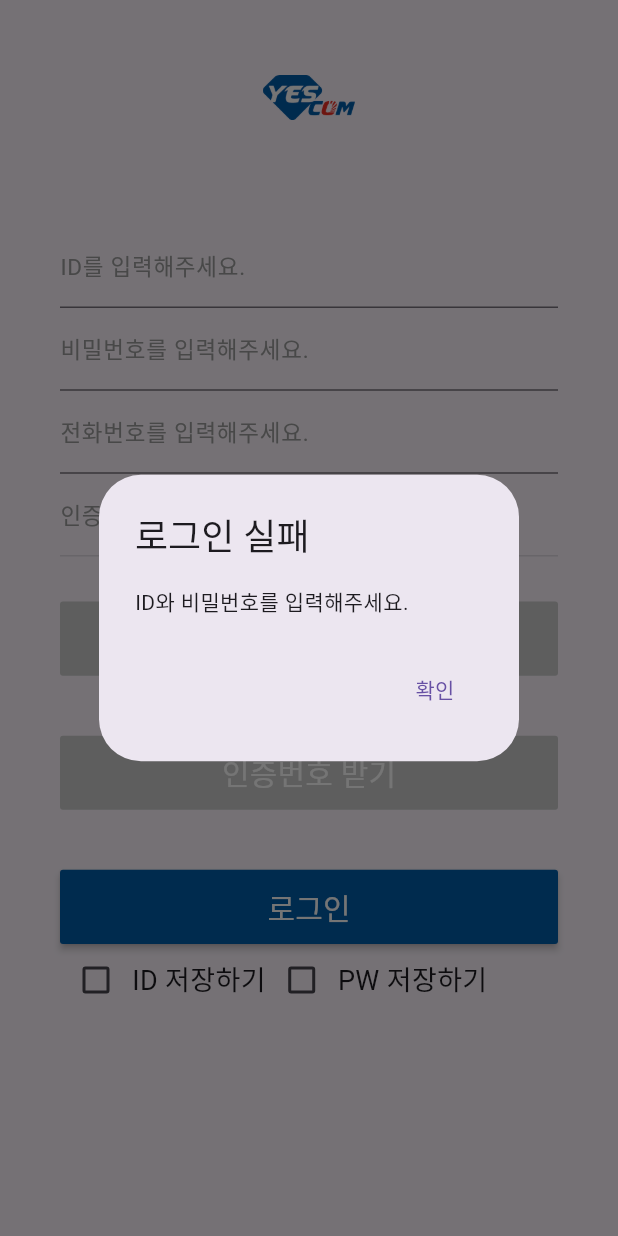
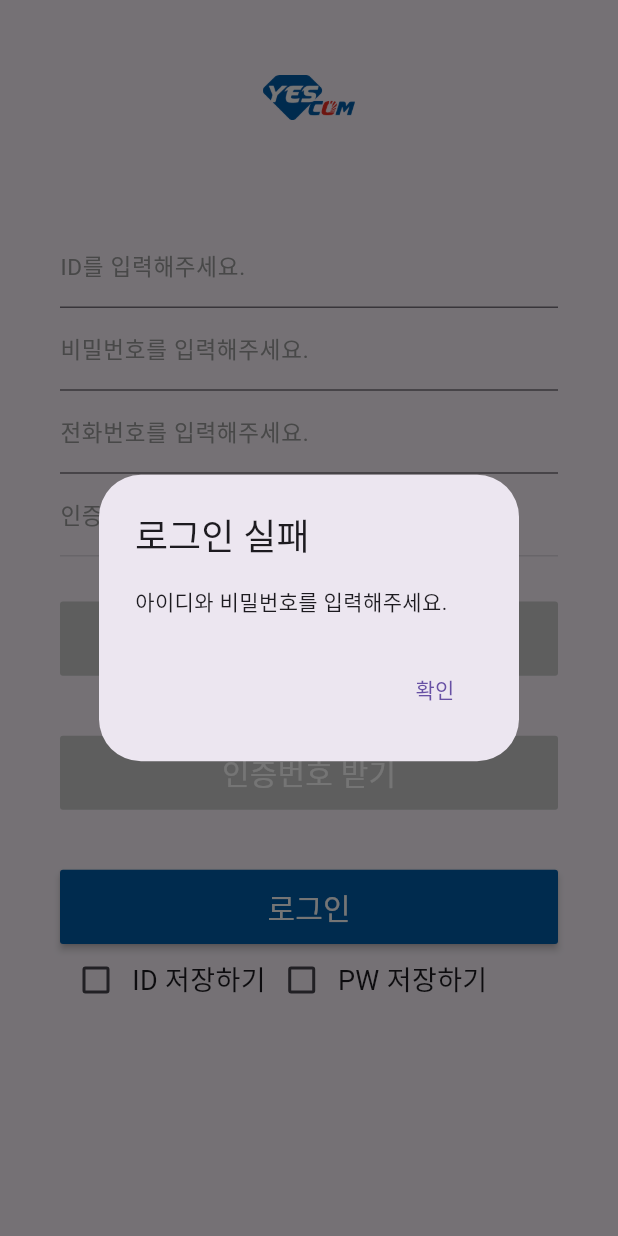
Before and after one commit to kimem03/yescom_flutter, a Flutter app: the screen it shows after launch, after a tap on "로그인", on a phone screen of 412 x 824 dp. Run offline on Flutter 3.47's test engine with Material 3 defaults, Android fonts, the phone set to English and light mode, and no system bars; our stand-ins replace dio, firebase_core, firebase_messaging, flutter_secure_storage, shared_preferences; accounts and stored records are empty.

Commit message:
전화번호 인증 최초 1회만, id pw 잘못 입력 시 dialog 표시

```diff
--- a/lib/page/login_page.dart
+++ b/lib/page/login_page.dart
@@ -1,9 +1,11 @@
 import 'dart:convert';  // JSON 인코딩/디코딩에 필요함
 import 'dart:io';
 
+import 'package:dio/dio.dart';
 import 'package:firebase_messaging/firebase_messaging.dart';
 import 'package:flutter/cupertino.dart';
 import 'package:flutter/material.dart';
+import 'package:flutter_secure_storage/flutter_secure_storage.dart';
 import 'package:shared_preferences/shared_preferences.dart';
 import 'package:http/http.dart' as http;
 import 'package:yescom_front/api/server_service.dart';
@@ -18,6 +20,9 @@ class LoginPage extends StatefulWidget {
 }
 
 class _LoginPageState extends State<LoginPage> {
+  // id pw 저장을 위한 storage
+  final storage = new FlutterSecureStorage(); // FlutterSecureStorage를 storage로 저장
+  dynamic userInfo = '';    // storage에 있는 유저 정보를 저장
 
   bool _idChecked = false;  // id 저장 체크 (기본: false)
   bool _pwChecked = false;  // pw 저장 체크 (기본: false)
@@ -35,9 +40,12 @@ class _LoginPageState extends State<LoginPage> {
   String? dToken = "";  // 단말기 토큰
   String hexToken = ""; // hexadecimal token
 
-  String savedPhone = "";  // 인증 완료 후 저장된 전화번호
+  String savedPhone = "";   // 인증 완료 후 저장된 전화번호
+  String savedId = "";      // id 저장
+  String savedPw = "";      // pw 저장
 
   String serverAddress = "";  // 서버 주소
+  String  result = "";    // json 결과값
 
   bool isAuthNoEnable = false;  // 인증번호 활성화 여부 (기본: false)
   bool isButtonEnable = false;  // 버튼 활성화 여부 (기본: false)
@@ -56,6 +64,8 @@ class _LoginPageState extends State<LoginPage> {
   @override
   void initState(){
     super.initState();
+    _loadAuth();
+    _loadIdPw();
 
     // 입력한 변경을 감지하여 버튼 상태 업데이트
     _phoneController.addListener((){
@@ -72,18 +82,56 @@ class _LoginPageState extends State<LoginPage> {
     super.dispose();
   }
 
+  // id pw 저장
+  Future<void> _saveIdPw() async {
+    SharedPreferences prefs = await SharedPreferences.getInstance();
+
+    if(_idChecked){
+      prefs.setBool('_idChecked', true);
+      await storage.write(key: 'savedId', value: _idChecked ? id : null);
+    }
+
+    if(_pwChecked){
+      prefs.setBool('_pwChecked', true);
+      await storage.write(key: 'savedPw', value: _pwChecked ? pw : null);
+    }
+  }
+
+  // 저장된 id pw 읽기
+  Future<void> _loadIdPw() async {
+    SharedPreferences prefs = await SharedPreferences.getInstance();
+
+    savedId = await storage.read(key: 'savedId') ?? '';
+    savedPw = await storage.read(key: 'savedPw') ?? '';
+
+    setState(() {
+      _idChecked = prefs.getBool('_idChecked') ?? false;
+      _pwChecked = prefs.getBool('_pwChecked') ?? false;
+      _idController.text = _idChecked ? savedId : '';
+      _pwController.text = _pwChecked ? savedPw : '';
+    });
+  }
+
   // 인증 여부 확인
   Future<void> _checkAuth() async {
     SharedPreferences prefs = await SharedPreferences.getInstance();
-    // 기본 설정 값으로 설정. 만약 null 값이면 false로 설정
-    _isAuth = prefs.getBool('_isAuth') ?? false;
+    if(!_isAuth){
+      prefs.setString('savedPhone', phone);
+      prefs.setBool('_isAuth', true);
+    }
 
-    // 인증 완료하면 phone enable -> _isAuth의 bool 값을 true로 변경 후 phone 값 저장
-    // 미완성
-    if (isPhoneEnable == false) {
+    setState(() {
       _isAuth = true;
-      prefs.setString(savedPhone, phone);
-    }
+      savedPhone = phone;
+    });
+  }
+  // 인증 여부 불러오기
+  Future<void> _loadAuth() async {
+    SharedPreferences prefs = await SharedPreferences.getInstance();
+    setState(() {
+      _isAuth = prefs.getBool('_isAuth') ?? false;
+      savedPhone = prefs.getString('savedPhone') ?? '';
+    });
   }
 
   // 서버 주소 불러오기
@@ -96,6 +144,13 @@ class _LoginPageState extends State<LoginPage> {
 
   // 로그인 정보 전송
   Future<void> _sendLoginInfo() async {
+    // Ensure savedPhone is loaded
+    if (savedPhone.isEmpty) {
+      SharedPreferences prefs = await SharedPreferences.getInstance();
+      savedPhone = prefs.getString('savedPhone') ?? '';
+    }
+
+    // 서버 주소 받아오기
     // Future<String>이기 때문에 비동기로 받아야 함 (await)
     serverAddress = await _serverAddress();
 
@@ -103,7 +158,7 @@ class _LoginPageState extends State<LoginPage> {
     pw = _pwController.text.trim();
     hexPw = utf8.encode(pw).map((e) => e.toRadixString(16).padRight(2, '0')).join();
 
-    String authLogin = "phone=$phone&id=$id&pw=$hexPw&method=login";
+    String authLogin = "phone=$savedPhone&id=$id&pw=$hexPw&method=login";
     String loginUrl = serverAddress + authLogin;
 
     if (id.isNotEmpty && pw.isNotEmpty) {
@@ -112,23 +167,39 @@ class _LoginPageState extends State<LoginPage> {
         final response = await http.get(Uri.parse(loginUrl));
 
         if (response.statusCode == 200) {
-          print("서버 응답 성공: ${response.body}");
-          print(loginUrl);
+          final Map<String, dynamic> jsonResult = jsonDecode(response.body);
+          setState(() {
+            result = jsonResult['Result'];
+          });
+
+          if(result == 'OK'){
+            print("서버 응답 성공: ${response.body}");
+            print(loginUrl);
+          } else {
+            _showDialog("로그인 실패", "아이디와 비밀번호를 확인해주세요.");
+          }
+
         } else {
           print("서버 응답 실패: ${response.statusCode}");
         }
       } catch (e) {
         print("데이터 전송 중 오류 발생: $e");
       }
-    } else {
-      // _showDialog("로그인 실패", "ID와 비밀번호를 입력해주세요.");
-      // print('$id \n $pw');
+    } else if (id.isEmpty || pw.isEmpty) {
+      _showDialog("로그인 실패", "아이디와 비밀번호를 입력해주세요.");
+      print('$id \n $pw');
     }
   }
   // 로그인 정보 전송
 
   // 단말기 정보 전송
   Future<void> _sendMobileInfo() async {
+    // Ensure savedPhone is loaded
+    if (savedPhone.isEmpty) {
+      SharedPreferences prefs = await SharedPreferences.getInstance();
+      savedPhone = prefs.getString('savedPhone') ?? '';
+    }
+
     // 서버 주소
     serverAddress = await _serverAddress();
 
@@ -143,7 +214,7 @@ class _LoginPageState extends State<LoginPage> {
       dKind = "2";
     }
 
-    String mobile = "phone=$phone&id=$id&pw=$hexPw&method=mobileinfo&dkind=$dKind&dtoken=$hexToken";
+    String mobile = "phone=$savedPhone&id=$id&pw=$hexPw&method=mobileinfo&dkind=$dKind&dtoken=$hexToken";
     String mobileUrl = serverAddress + mobile;
 
     if (id.isNotEmpty && pw.isNotEmpty) {
@@ -152,10 +223,15 @@ class _LoginPageState extends State<LoginPage> {
         final response = await http.get(Uri.parse(mobileUrl));
 
         if (response.statusCode == 200) {
-          print("단말기 정보 전송 성공: ${response.body}");
-          print(mobileUrl);
-        } else {
-          print("단말기 정보 전송 실패: ${response.statusCode}");
+          final Map<String, dynamic> jsonResult = jsonDecode(response.body);
+          setState(() {
+            result = jsonResult['Result'];
+          });
+
+          if(result == 'OK'){
+            print("서버 응답 성공: ${response.body}");
+            print(mobileUrl);
+          }
         }
       } catch (e) {
         print("단말기 정보 전송 중 오류 발생: $e");
@@ -166,19 +242,19 @@ class _LoginPageState extends State<LoginPage> {
 
   // 로그인 버튼 클릭 핸들러 (로그인, 모바일 정보 통합)
   Future<void> _handleLoginBtn() async {
+    // Ensure savedPhone is loaded
+    if (savedPhone.isEmpty) {
+      SharedPreferences prefs = await SharedPreferences.getInstance();
+      savedPhone = prefs.getString('savedPhone') ?? '';
+    }
+
     serverAddress = await _serverAddress();
     await _sendLoginInfo();   // 로그인 정보 전송
     await _sendMobileInfo();  // 단말기 정보 전송
 
     if (id.isNotEmpty && pw.isNotEmpty) {
-      // 로그인 성공 시
-      Navigator.pushReplacement(
-        context,
-        MaterialPageRoute(builder: (context) => HomePage()),
-      );
-
       // 로그인 시 현재 상태 요청
-      String state = "phone=$phone&id=$id&pw=$hexPw&method=currentstatus";
+      String state = "phone=$savedPhone&id=$id&pw=$hexPw&method=currentstatus";
       String stateUrl = serverAddress + state;
 
       try {
@@ -186,17 +262,28 @@ class _LoginPageState extends State<LoginPage> {
         final response = await http.get(Uri.parse(stateUrl));
 
         if (response.statusCode == 200) {
-          print("전송 성공: ${response.body}");
-          print(stateUrl);
-        } else {
-          print("전송 실패: ${response.statusCode}");
+          final Map<String, dynamic> jsonResult = jsonDecode(response.body);
+          setState(() {
+            result = jsonResult['Result'];
+          });
+
+          if (result == 'OK') {
+            // 로그인 성공 시
+            Navigator.pushReplacement(
+              context,
+              MaterialPageRoute(builder: (context) => HomePage()),
+            );
+
+            _checkAuth();
+            print("서버 응답 성공: ${response.body}");
+            print(stateUrl);
+            print("saved phone: $savedPhone");
+            print("인증 여부: $_isAuth");
+          }
         }
       } catch (e) {
         print("오류 발생: $e");
       }
-    } else if (id.isEmpty || pw.isEmpty) {
-      _showDialog("로그인 실패", "ID와 비밀번호를 입력해주세요.");
-      print('$id \n $pw');
     }
   }
   // 로그인 버튼 핸들러
@@ -305,6 +392,17 @@ class _LoginPageState extends State<LoginPage> {
                             labelText: "ID를 입력해주세요."
                           ),
                           keyboardType: TextInputType.text,
+                          onChanged: (value) {
+                            setState(() {
+                              if(_idChecked) {
+                                _idController.text;
+                              }
+                            });
+                          }
+                          // onChanged: (value) {
+                          //   id = value;
+                          //   if (_idChecked) _saveIdPw(); // ID 저장
+                          // },
                         ),
 
                         // pw 입력란
@@ -315,10 +413,23 @@ class _LoginPageState extends State<LoginPage> {
                           ),
                           keyboardType: TextInputType.text,
                           obscureText: true,  // 내용 감추기
+                          onChanged: (value) {
+                            setState(() {
+                              if(_pwChecked) {
+                                _pwController.text;
+                              }
+                            });
+                          },
+                          // onChanged: (value) {
+                          //   pw = value;
+                          //   if (_pwChecked) _saveIdPw(); // PW 저장
+                          // },
                         ),
 
                         // 전화번호 입력란 (최초 1회만)
-                        TextField(
+                        _isAuth
+                        ? const SizedBox(height: 0,)
+                        : TextField(
                           controller: _phoneController,
                           decoration: const InputDecoration(
                               labelText: "전화번호를 입력해주세요."
@@ -329,7 +440,9 @@ class _LoginPageState extends State<LoginPage> {
                         // const SizedBox(height: 30,),
 
                         // 인증 번호 입력란 (최초 1회만)
-                        TextField(
+                        _isAuth
+                        ? const SizedBox(height: 0,)
+                        : TextField(
                           controller: _authController,
                           decoration: const InputDecoration(
                               labelText: "인증 번호를 입력해주세요."
@@ -341,7 +454,9 @@ class _LoginPageState extends State<LoginPage> {
                         // const Text('\n'),
 
                         // 인증하기 버튼 (최초 1회만)
-                        SizedBox(
+                        _isAuth
+                        ? const SizedBox(height: 0,)
+                        : SizedBox(
                           height: size.height * 0.06,
                           width: size.width * 0.9,
                           child: MaterialButton(
@@ -359,7 +474,9 @@ class _LoginPageState extends State<LoginPage> {
                         const Text('\n'),
 
                         // 인증번호 받기 버튼 (최초 1회만)
-                        SizedBox(
+                        _isAuth
+                        ? const SizedBox(height: 0,)
+                        : SizedBox(
                           height: size.height * 0.06,
                           width: size.width * 0.9,
                           child: MaterialButton(
@@ -399,9 +516,8 @@ class _LoginPageState extends State<LoginPage> {
                                 setState(() {
                                   _idChecked = value!;
                                 });
-                                if(_idChecked == true) {
-                                } else {
-                                }
+                                _saveIdPw();  // 저장 상태 업데이트
+                                if(_idChecked) _loadIdPw(); // 저장된 id를 로드
                               },
                               activeColor: const Color.fromRGBO(0, 93, 171, 1),
                             ),
@@ -412,9 +528,8 @@ class _LoginPageState extends State<LoginPage> {
                                 setState(() {
                                   _pwChecked = value!;
                                 });
-                                if(_pwChecked == true) {
-                                } else {
-                                }
+                                _saveIdPw();  // 저장 상태 업데이트
+                                if(_pwChecked) _loadIdPw(); // 저장된 pw를 로드
                               },
                               activeColor: const Color.fromRGBO(0, 93, 171, 1),
                             ),
--- a/pubspec.yaml
+++ b/pubspec.yaml
@@ -46,6 +46,9 @@ dependencies:
   firebase_messaging: ^15.1.6
 
   device_info_plus: ^11.2.0
+
+  flutter_secure_storage: ^9.2.2
+  dio: ^5.7.0
 
 dev_dependencies:
   flutter_test:
```
Also changed, not shown: pubspec.lock, 1 other file.
